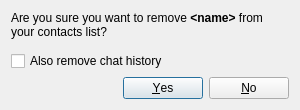
Before: the Qt Designer form src/widget/form/removefrienddialog.ui in qTox/qTox, drawn with Qt 5.
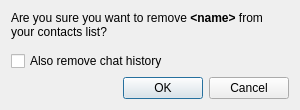
After: the same form once the commit is applied.

Commit message: Changed the buttons back to 'Cancel' and 'Remove'

```diff
--- a/src/widget/form/removefrienddialog.ui
+++ b/src/widget/form/removefrienddialog.ui
@@ -46,7 +46,7 @@
       <enum>Qt::Horizontal</enum>
      </property>
      <property name="standardButtons">
-      <set>QDialogButtonBox::No|QDialogButtonBox::Yes</set>
+      <set>QDialogButtonBox::Cancel|QDialogButtonBox::Ok</set>
      </property>
     </widget>
    </item>
```
The commit also changes 1 other file.
